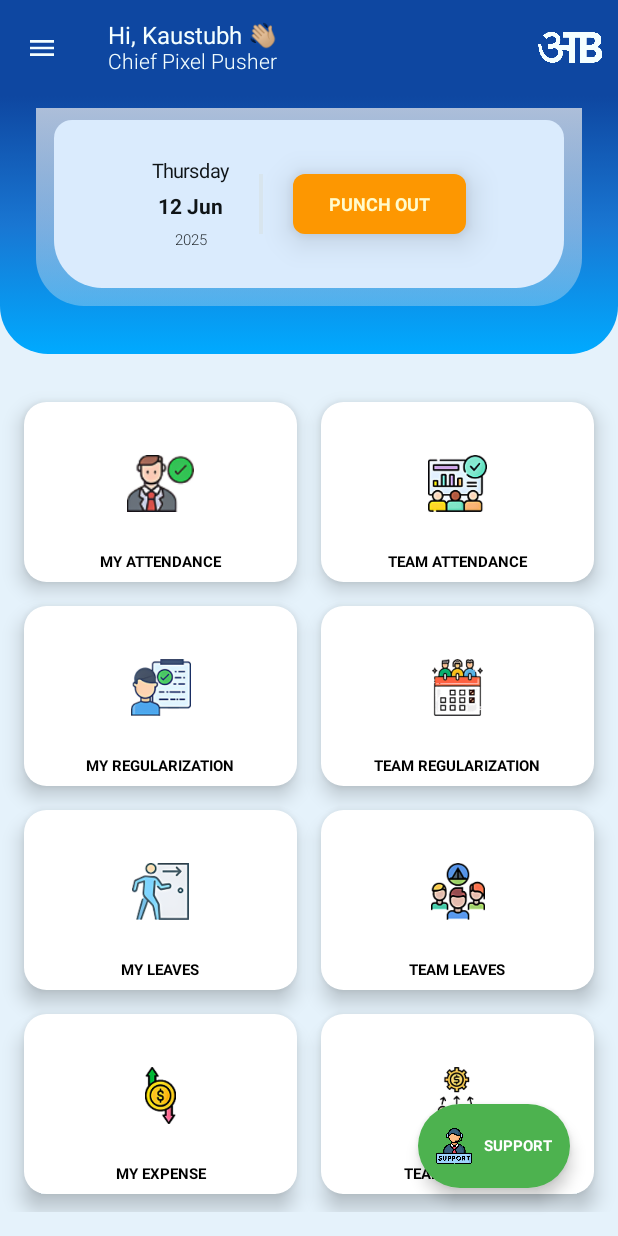
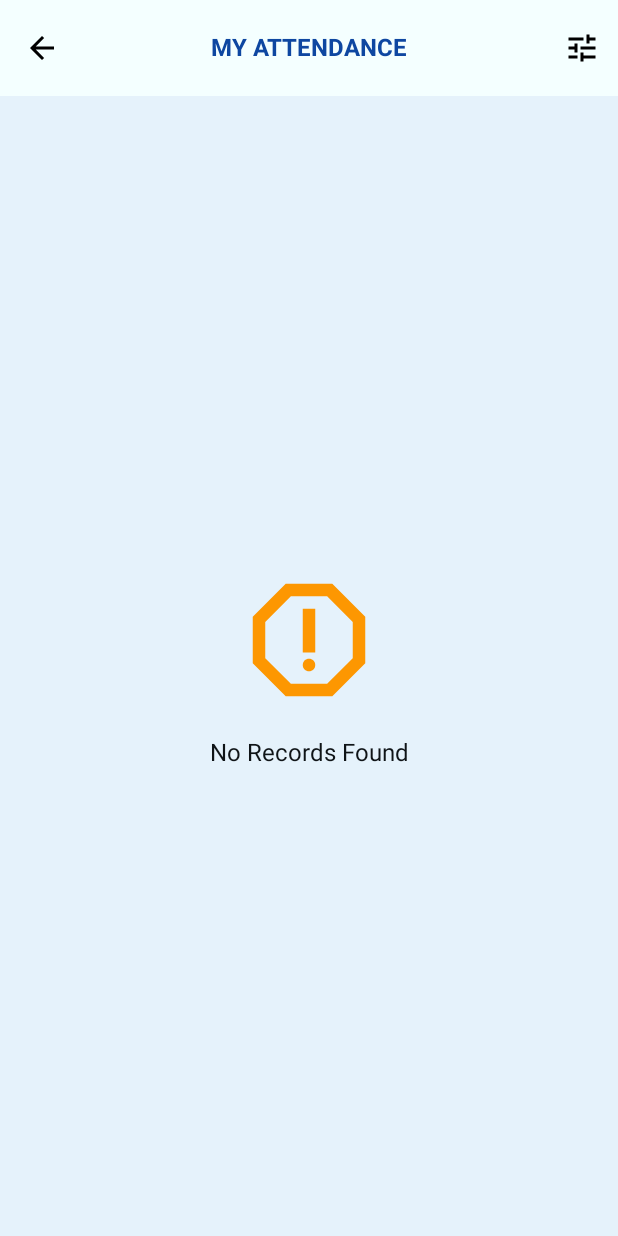
Before and after one commit to deshkaustubh/Internship1Project, an Android app built with Jetpack Compose: the screen it shows after launch (MainActivity), after a tap on "MY ATTENDANCE", on a phone screen of 412 x 824 dp. Run offline under Robolectric (Android 15) with nearby library versions, the phone set to English and light mode, and no system bars; our stand-ins replace accompanist.

Commit message:
implementation done for all no record found screens

```diff
--- a/app/src/main/java/com/example/internship1project/composables/DashboardComposables.kt
+++ b/app/src/main/java/com/example/internship1project/composables/DashboardComposables.kt
@@ -3,6 +3,7 @@ package com.example.internship1project.composables
 import androidx.annotation.StringRes
 import androidx.compose.foundation.background
 import androidx.compose.foundation.border
+import androidx.compose.foundation.clickable
 import androidx.compose.foundation.layout.Arrangement
 import androidx.compose.foundation.layout.Box
 import androidx.compose.foundation.layout.Column
@@ -258,7 +259,10 @@ fun DashboardFloatingActionButton() {
 
 // Lazy Vertical Grid
 @Composable
-fun DashboardGrid(modifier: Modifier = Modifier) {
+fun DashboardGrid(
+    onCardClick : (Int) -> Unit,
+    modifier: Modifier = Modifier
+) {
     val lazyGridState = rememberLazyGridState()
     LazyVerticalGrid(
         columns = GridCells.Fixed(2),
@@ -270,6 +274,7 @@ fun DashboardGrid(modifier: Modifier = Modifier) {
             DashboardOptionCard(
                 optionText = option.textResId,
                 optionIcon = option.icon,
+                onClick = {onCardClick(option.textResId)}
             )
         }
     }
@@ -280,16 +285,18 @@ fun DashboardGrid(modifier: Modifier = Modifier) {
 fun DashboardOptionCard(
     optionIcon: Int,
     @StringRes optionText: Int,
+    onClick: ()-> Unit ,
     modifier: Modifier = Modifier
 ) {
     Card(
         modifier = modifier
             .padding(bottom = 8.dp, top = 8.dp)
             .width(140.dp)
-            .height(120.dp),
+            .height(120.dp)
+            .clickable { onClick() },
         shape = RoundedCornerShape(15.dp),
         elevation = CardDefaults.cardElevation(8.dp),
-        onClick = {},
+        onClick = {onClick()},
         colors = CardDefaults.cardColors(containerColor = Color.White)
     ) {
         Column(
--- a/app/src/main/java/com/example/internship1project/screens/DashboardScreen.kt
+++ b/app/src/main/java/com/example/internship1project/screens/DashboardScreen.kt
@@ -47,7 +47,7 @@ import com.google.accompanist.systemuicontroller.rememberSystemUiController
 import kotlinx.coroutines.launch
 
 @Composable
-fun DashboardScreen(navController: NavHostController = rememberNavController()) {
+fun DashboardScreen(onCardClicked: (Int) -> Unit) {
     val drawerState = rememberDrawerState(initialValue = DrawerValue.Closed)
     val systemUiController = rememberSystemUiController()
     val statusBarColor = Color(0xFF0a3579)
@@ -88,6 +88,7 @@ fun DashboardScreen(navController: NavHostController = rememberNavController())
                 DashboardPunchCard()
                 Spacer(modifier = Modifier.height(8.dp))
                 DashboardGrid(
+                    onCardClick = onCardClicked,
                     modifier = Modifier.padding(16.dp)
                 )
             }
--- /dev/null
+++ b/app/src/main/java/com/example/internship1project/screens/dashboardCardScreens/MyAttendanceScreen.kt
@@ -0,0 +1,121 @@
+package com.example.internship1project.screens.dashboardCardScreens
+
+import androidx.compose.foundation.layout.Arrangement
+import androidx.compose.foundation.layout.Column
+import androidx.compose.foundation.layout.Spacer
+import androidx.compose.foundation.layout.WindowInsets
+import androidx.compose.foundation.layout.fillMaxSize
+import androidx.compose.foundation.layout.height
+import androidx.compose.foundation.layout.padding
+import androidx.compose.foundation.layout.safeContent
+import androidx.compose.foundation.layout.size
+import androidx.compose.material.icons.Icons
+import androidx.compose.material.icons.automirrored.filled.ArrowBack
+import androidx.compose.material.icons.filled.Tune
+import androidx.compose.material.icons.outlined.ReportGmailerrorred
+import androidx.compose.material3.CenterAlignedTopAppBar
+import androidx.compose.material3.ExperimentalMaterial3Api
+import androidx.compose.material3.Icon
+import androidx.compose.material3.IconButton
+import androidx.compose.material3.MaterialTheme
+import androidx.compose.material3.Scaffold
+import androidx.compose.material3.Text
+import androidx.compose.material3.TopAppBarDefaults
+import androidx.compose.runtime.Composable
+import androidx.compose.runtime.SideEffect
+import androidx.compose.ui.Alignment
+import androidx.compose.ui.Modifier
+import androidx.compose.ui.graphics.Color
+import androidx.compose.ui.res.dimensionResource
+import androidx.compose.ui.res.stringResource
+import androidx.compose.ui.text.font.FontWeight
+import androidx.compose.ui.tooling.preview.Preview
+import androidx.compose.ui.unit.dp
+import androidx.compose.ui.unit.sp
+import com.example.internship1project.R
+import com.example.internship1project.ui.theme.Internship1ProjectTheme
+import com.google.accompanist.systemuicontroller.rememberSystemUiController
+
+@OptIn(ExperimentalMaterial3Api::class)
+@Composable
+fun MyAttendanceScreen(
+    navigateBack: () -> Unit
+) {
+    val systemUiController = rememberSystemUiController()
+    val statusBarColor = Color(0xFF0a3579)
+    val navigationBarColor = Color(0xFFe5f2fb)
+
+    SideEffect {
+        systemUiController.setStatusBarColor(color = statusBarColor)
+        systemUiController.setNavigationBarColor(color = navigationBarColor)
+    }
+
+    Scaffold(
+        topBar = {
+            CenterAlignedTopAppBar(
+                title = {
+                    Text(
+                        text = (stringResource(id = R.string.my_attendance)),
+                        style = MaterialTheme.typography.headlineLarge,
+                        fontSize = 16.sp,
+                        fontWeight = FontWeight.Bold
+                        )
+                },
+                colors = TopAppBarDefaults.topAppBarColors(
+                    containerColor = MaterialTheme.colorScheme.onPrimary,
+                    titleContentColor = MaterialTheme.colorScheme.primary
+                ),
+                navigationIcon = {
+                    IconButton(
+                        onClick = {navigateBack()}
+                    ) {
+                        Icon(
+                            imageVector = Icons.AutoMirrored.Filled.ArrowBack,
+                            contentDescription = "Menu",
+                            tint = Color.Black,
+                        )
+                    }
+                },
+                actions = {
+                    Icon(
+                        imageVector = Icons.Filled.Tune,
+                        contentDescription = "App Logo",
+                        tint = Color.Black,
+                        modifier = Modifier.padding(end = 8.dp)
+                    )
+                }
+            )
+        },
+        contentWindowInsets = WindowInsets.safeContent
+    ) { innerPadding ->
+        Column(
+            modifier = Modifier
+                .fillMaxSize()
+                .padding(innerPadding)
+            , horizontalAlignment = Alignment.CenterHorizontally
+            , verticalArrangement = Arrangement.Center
+        ) {
+
+            Icon(
+                imageVector = Icons.Outlined.ReportGmailerrorred,
+                contentDescription = stringResource(R.string.no_records_found),
+                tint = MaterialTheme.colorScheme.secondary,
+                modifier = Modifier.size(100.dp)
+            )
+
+            Spacer(modifier = Modifier.height(dimensionResource(R.dimen.padding_medium)))
+
+            Text(
+                text = stringResource(R.string.no_records_found)
+            )
+        }
+    }
+}
+
+@Preview
+@Composable
+fun CardScreenPreview() {
+    Internship1ProjectTheme {
+//        MyAttendanceScreen()
+    }
+}
--- a/app/src/main/res/values/strings.xml
+++ b/app/src/main/res/values/strings.xml
@@ -18,4 +18,7 @@
     <string name="policy">POLICY</string>
     <string name="my_holidays">MY HOLIDAYS</string>
     <string name="my_team_employees">MY TEAM EMPLOYEES</string>
+
+<!--    No records Found-->
+    <string name="no_records_found">No Records Found</string>
 </resources>
```
Also changed, not shown: app/src/main/java/com/example/internship1project/composables/CommonScreenComposable.kt (added, +116 -0 lines), app/src/main/java/com/example/internship1project/screens/ABStartApp.kt (+100 -5 lines), app/src/main/java/com/example/internship1project/screens/dashboardCardScreens/MyPayslipsScreen.kt (added, +113 -0 lines).
